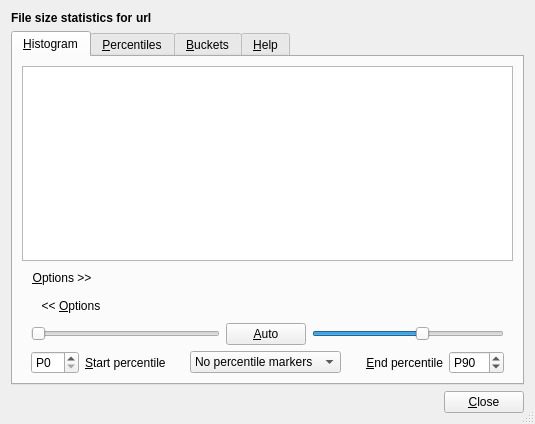
Before: the Qt Designer form src/file-size-stats-window.ui in Lithopsian/qt6dirstat, drawn with Qt 5.
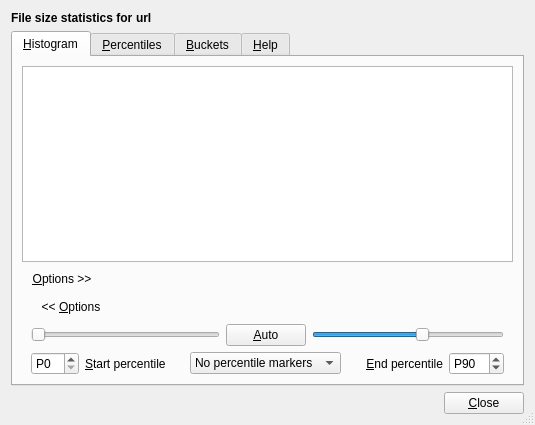
After: the same form once the commit is applied. Custom widgets are drawn as their Qt base class.

The edit to the form file:
```diff
--- a/src/file-size-stats-window.ui
+++ b/src/file-size-stats-window.ui
@@ -7,7 +7,7 @@
     <x>0</x>
     <y>0</y>
     <width>529</width>
-    <height>424</height>
+    <height>425</height>
    </rect>
   </property>
   <property name="windowTitle">
```
